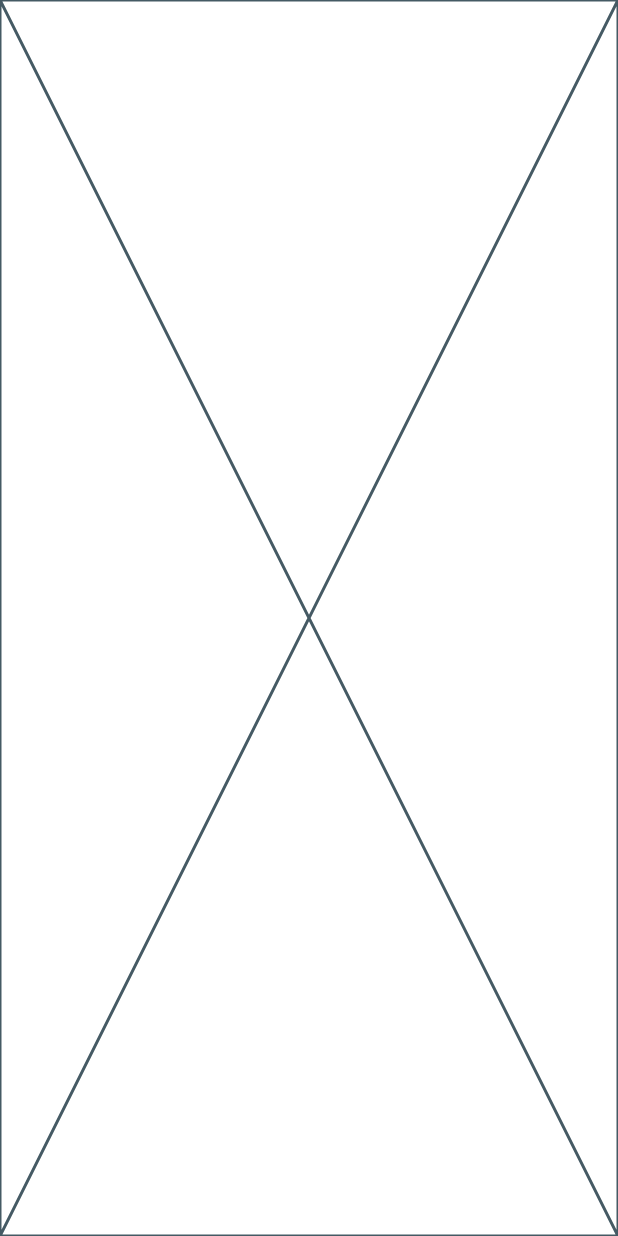
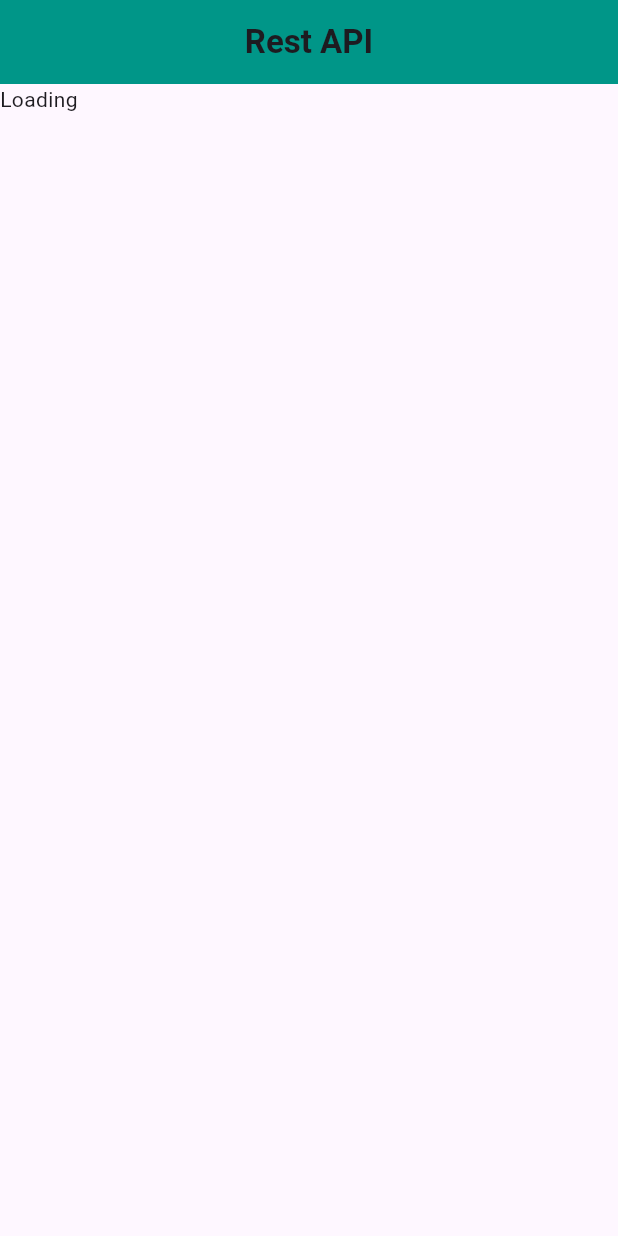
Before and after one commit to ayeshashaf/Rest_API_Practice, a Flutter app: the screen it shows after launch, on a phone screen of 412 x 824 dp. Run offline on Flutter 3.47's test engine with Material 3 defaults, Android fonts, the phone set to English and light mode, and no system bars; network calls fail.

Commit message:
first commit

```diff
--- /dev/null
+++ b/lib/Model/PostsModel.dart
@@ -0,0 +1,51 @@
+/// userId : 1
+/// id : 1
+/// title : "sunt aut facere repellat provident occaecati excepturi optio reprehenderit"
+/// body : "quia et suscipit\nsuscipit recusandae consequuntur expedita et cum\nreprehenderit molestiae ut ut quas totam\nnostrum rerum est autem sunt rem eveniet architecto"
+
+class PostsModel {
+  PostsModel({
+      num? userId,
+      num? id,
+      String? title,
+      String? body,}){
+    _userId = userId;
+    _id = id;
+    _title = title;
+    _body = body;
+}
+
+  PostsModel.fromJson(dynamic json) {
+    _userId = json['userId'];
+    _id = json['id'];
+    _title = json['title'];
+    _body = json['body'];
+  }
+  num? _userId;
+  num? _id;
+  String? _title;
+  String? _body;
+PostsModel copyWith({  num? userId,
+  num? id,
+  String? title,
+  String? body,
+}) => PostsModel(  userId: userId ?? _userId,
+  id: id ?? _id,
+  title: title ?? _title,
+  body: body ?? _body,
+);
+  num? get userId => _userId;
+  num? get id => _id;
+  String? get title => _title;
+  String? get body => _body;
+
+  Map<String, dynamic> toJson() {
+    final map = <String, dynamic>{};
+    map['userId'] = _userId;
+    map['id'] = _id;
+    map['title'] = _title;
+    map['body'] = _body;
+    return map;
+  }
+
+}
--- a/lib/examples_rest_api/example1_rest_api.dart
+++ b/lib/examples_rest_api/example1_rest_api.dart
@@ -1,10 +1,102 @@
+import 'dart:convert';
+
 import 'package:flutter/material.dart';
+import 'package:http/http.dart' as http;
+
+import '/Model/PostsModel.dart';
 
 class Example1RestApi extends StatelessWidget {
-  const Example1RestApi({super.key});
+  Example1RestApi({super.key});
+
+  List<PostsModel> postList = [];
+
+  Future<List<PostsModel>> getPostsApi() async {
+    final response = await http.get(
+      Uri.parse('https://jsonplaceholder.typicode.com/posts'),
+    );
+    var data = jsonDecode(response.body.toString());
+    if (response.statusCode == 200) {
+      for (Map i in data) {
+        postList.add(PostsModel.fromJson(i));
+      }
+      return postList;
+    } else {
+      return postList;
+    }
+  }
 
   @override
   Widget build(BuildContext context) {
-    return const Placeholder();
+    return Scaffold(
+      appBar: AppBar(
+        title: Text('Rest API', style: TextStyle(fontWeight: FontWeight.bold)),
+        centerTitle: true,
+        backgroundColor: Colors.teal,
+      ),
+      body: Column(
+        children: [
+          Expanded(
+            child: FutureBuilder(
+              future: getPostsApi(),
+              builder: (context, snapshot) {
+                if (!snapshot.hasData) {
+                  return Text('Loading');
+                } else {
+                  return ListView.builder(
+                    itemCount: postList.length,
+                    itemBuilder: (context, index) {
+                      return Card(
+
+                        child: Padding(
+                          padding: const EdgeInsets.all(8.0),
+                          child: Column(
+                            spacing: 5,
+                            mainAxisAlignment: MainAxisAlignment.start,
+                            crossAxisAlignment: CrossAxisAlignment.start,
+                            children: [
+                            Row(
+                              spacing: 12,
+                              children: [
+                                Text(
+                                  'User_Id :',
+                                  style: TextStyle(fontWeight: FontWeight.bold),
+                                ),
+                                Text(postList[index].userId.toString()),
+                              ],
+                            ),
+                              Row(
+                                spacing: 12,
+                                children: [
+                                  Text(
+                                    'Id :',
+                                    style: TextStyle(fontWeight: FontWeight.bold),
+                                  ),
+                                  Text(postList[index].id.toString()),
+                                ],
+                              ),
+
+                              Text(
+                                'Title :',
+                                style: TextStyle(fontWeight: FontWeight.bold),
+                        ),
+                              Text(postList[index].title.toString()),
+                              Text(
+                                'Description :',
+                                style: TextStyle(fontWeight: FontWeight.bold),
+                              ),
+                              Text(postList[index].body.toString()),
+                            ],
+                          ),
+                        ),
+                      );
+                    },
+                  );
+                }
+              },
+            ),
+          ),
+        ],
+      ),
+    );
   }
 }
--- a/lib/main.dart
+++ b/lib/main.dart
@@ -7,17 +7,9 @@ void main() {
 
 class MyApp extends StatelessWidget {
   const MyApp({super.key});
-
-  // This widget is the root of your application.
   @override
   Widget build(BuildContext context) {
     return MaterialApp(
-
-      title: 'Flutter Demo',
-
-      theme: ThemeData(
-        colorScheme: ColorScheme.fromSeed(seedColor: Colors.deepPurple),
-      ),
      home: Example1RestApi(),
     );
   }
```
